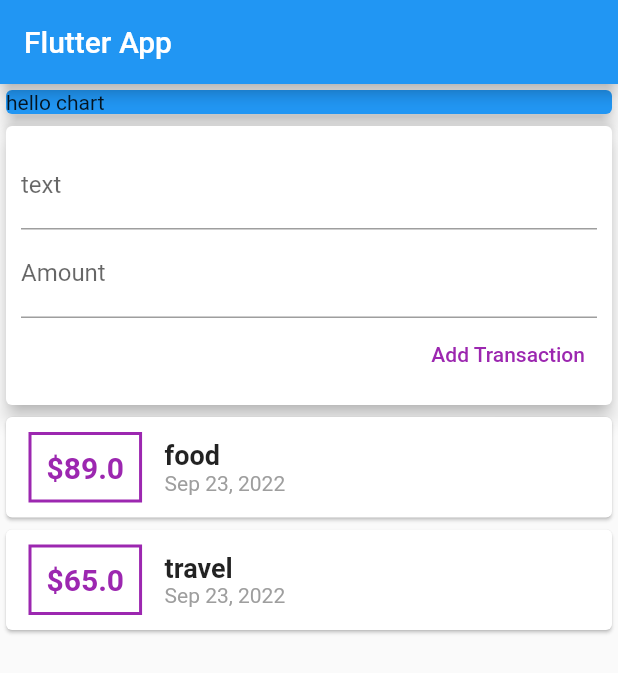
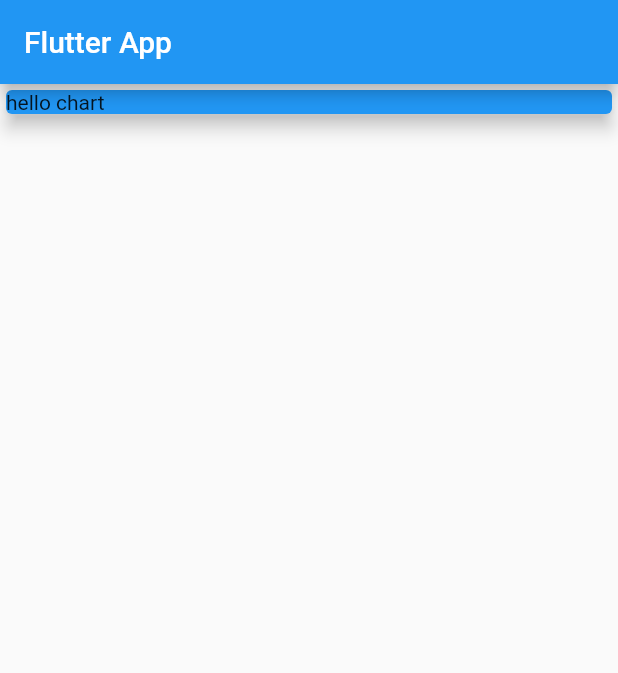
Before and after one commit to Agiratech-Madhan/Flutter, a Flutter app: the screen it shows after launch, on a phone screen of 412 x 824 dp. Shown: the top 673 px of the screen. Run offline on Flutter 3.47's test engine with Material 2 defaults, Android fonts, the phone set to English and light mode, and no system bars.

```diff
--- a/expense_app/lib/main.dart
+++ b/expense_app/lib/main.dart
@@ -1,6 +1,7 @@
+import 'package:expense_app/widgets/newtransaction.dart';
+import 'package:expense_app/widgets/transactionlist.dart';
 import 'package:flutter/material.dart';
-import './transaction.dart';
-import 'package:intl/intl.dart';
+import 'models/transaction.dart';
 
 void main() => runApp(MyApp());
 
@@ -15,14 +16,14 @@ class MyApp extends StatelessWidget {
 }
 
 class MyHomePage extends StatelessWidget {
-  List<Transaction> transaction = [
-    Transaction(id: '101', Title: 'food', amount: 89, date: DateTime.now()),
-    Transaction(id: '102', Title: 'travel', amount: 65, date: DateTime.now()),
-  ];
+  // List<Transaction> transaction = [
+  //   Transaction(id: '101', Title: 'food', amount: 89, date: DateTime.now()),
+  //   Transaction(id: '102', Title: 'travel', amount: 65, date: DateTime.now()),
+  // ];
+
   // String? titleInput;
   // String? amtinput;
-  final titlecontroller = TextEditingController();
-  final amountcontroller = TextEditingController();
+  // final titlecontroller = TextEditingController(); moved into newtransaction.dart
   // final MainAxisAlignment mainAxisAlignment,
   @override
   Widget build(BuildContext context) {
@@ -46,79 +47,6 @@ class MyHomePage extends StatelessWidget {
                 child: Text('hello chart'),
               ),
             ),
-            Card(
-              elevation: 5,
-              child: Container(
-                padding: EdgeInsets.all(10),
-                child: Column(
-                  crossAxisAlignment: CrossAxisAlignment.end,
-                  children: [
-                    TextField(
-                      decoration: InputDecoration(labelText: 'text'),
-                      // onChanged: (value) => titleInput = value
-                      controller: titlecontroller,
-                    ),
-                    TextField(
-                      decoration: InputDecoration(labelText: 'Amount'),
-                      controller: amountcontroller,
-                      // onChanged: (value) => amtinput = value,
-                    ),
-                    TextButton(
-                      onPressed: () {
-                        print(titlecontroller.text);
-                        print(amountcontroller.text);
-                        // print(titleInput);
-                        // print(amtinput);
-                      },
-                      child: Text(
-                        "Add Transaction",
-                        style: TextStyle(color: Colors.purple),
-                      ),
-                    ),
-                  ],
-                ),
-              ),
-            ),
-            Column(
-              children: transaction.map((e) {
-                return Card(
-                  child: Row(
-                    children: [
-                      Container(
-                        decoration: BoxDecoration(
-                            border: Border.all(color: Colors.purple, width: 2)),
-                        margin:
-                            EdgeInsets.symmetric(vertical: 10, horizontal: 15),
-                        padding: EdgeInsets.all(10),
-                        child: Text(
-                          // e.amount.toString(),
-                          '\$${e.amount}',
-                          style: TextStyle(
-                              color: Colors.purple,
-                              fontSize: 20,
-                              fontWeight: FontWeight.bold),
-                        ),
-                      ),
-                      Column(
-                        crossAxisAlignment: CrossAxisAlignment.start,
-                        children: [
-                          Text(
-                            e.Title,
-                            style: TextStyle(
-                                fontSize: 18, fontWeight: FontWeight.bold),
-                          ),
-                          Text(
-                            // e.date.toString(),
-                            DateFormat.yMMMd().format(e.date),
-                            style: TextStyle(color: Colors.grey),
-                          )
-                        ],
-                      )
-                    ],
-                  ),
-                );
-              }).toList(),
-            ),
 
             // Card(
             //   child: Text("body"),
```
Also changed, not shown: expense_app/lib/widgets/newtransaction.dart (added, +46 -0 lines), expense_app/lib/widgets/transactionlist.dart (added, +52 -0 lines), expense_app/lib/widgets/usertransaction.dart (added, +30 -0 lines), expense_app/lib/models/transaction.dart (renamed from expense_app/lib/transaction.dart).
